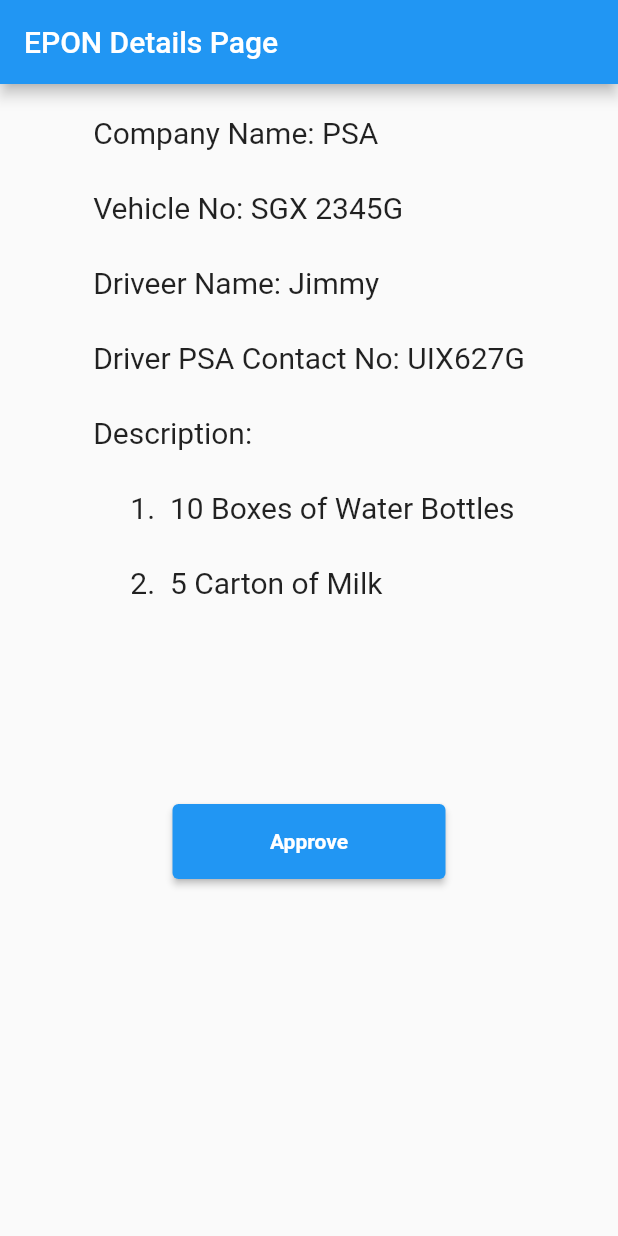
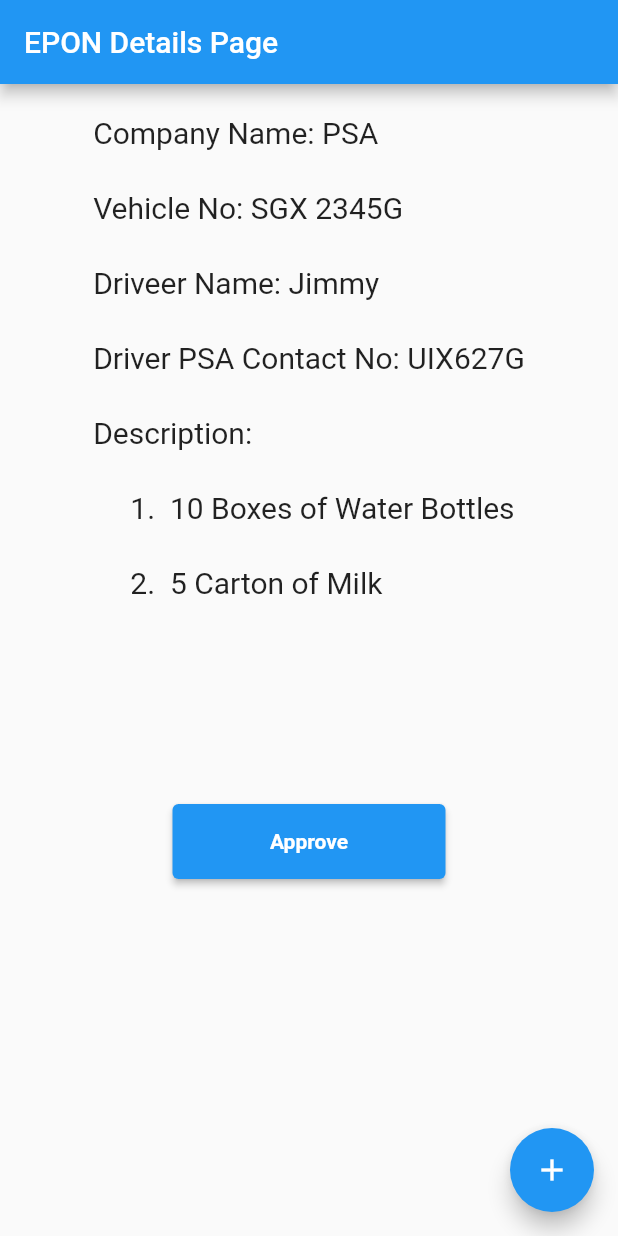
Before and after one commit to YongJian-YJ/PSA_CodeSprint, a Flutter app: the MyHomePage screen opened directly, on a phone screen of 412 x 824 dp. Run offline on Flutter 3.47's test engine with Material 2 defaults, Android fonts, the light colour scheme and no system bars; our stand-ins replace camera, flutter_rating_bar, flutter_slidable, font_awesome_flutter, image_picker, simple_animations; missing offline and left inert: beautifull_login.

Commit message:
uploaded camera

```diff
--- a/login_page/lib/listView.dart
+++ b/login_page/lib/listView.dart
@@ -1,3 +1,7 @@
+import 'dart:io';
+
+import 'package:camera/camera.dart';
+import 'package:image_picker/image_picker.dart';
 import 'package:flutter/material.dart';
 
 void main() => runApp(new ViewList());
@@ -26,6 +30,14 @@
 }
 
 class _MyHomePageState extends State<MyHomePage> {
+  final imagePicker = ImagePicker();
+  File imageFile;
+  void _setImage() async {
+    imageFile = File(await ImagePicker()
+        .getImage(source: ImageSource.gallery)
+        .then((pickedFile) => pickedFile.path));
+  }
+
   @override
   Widget build(BuildContext context) {
     return new Scaffold(
@@ -64,6 +76,11 @@
               ))
         ],
       ),
+      floatingActionButton: new FloatingActionButton(
+        onPressed: _setImage,
+        tooltip: 'Increment',
+        child: new Icon(Icons.add),
+      ),
     );
   }
 }
--- a/login_page/pubspec.yaml
+++ b/login_page/pubspec.yaml
@@ -26,6 +26,7 @@
   cupertino_icons: ^0.1.2
   flutter_slidable: ^2.0.0
   camera: ^0.10.0+3
+  image_picker: ^0.8.5+3
 
 dev_dependencies:
   flutter_test:
```
Also changed, not shown: login_page/pubspec.lock, 8 other files.
